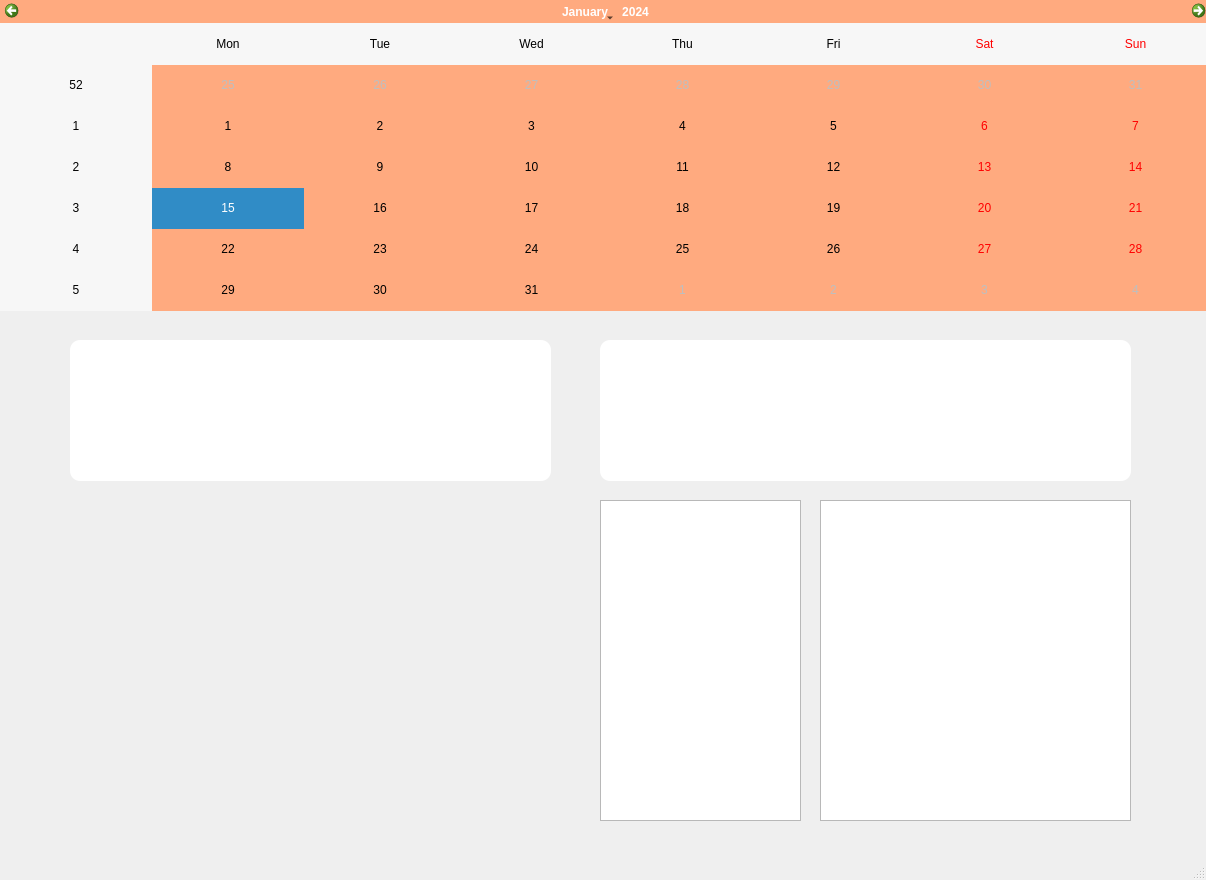
First picture: the form in mirror_project/mirror.ui, repository my0614/pyqt5, before the edit.
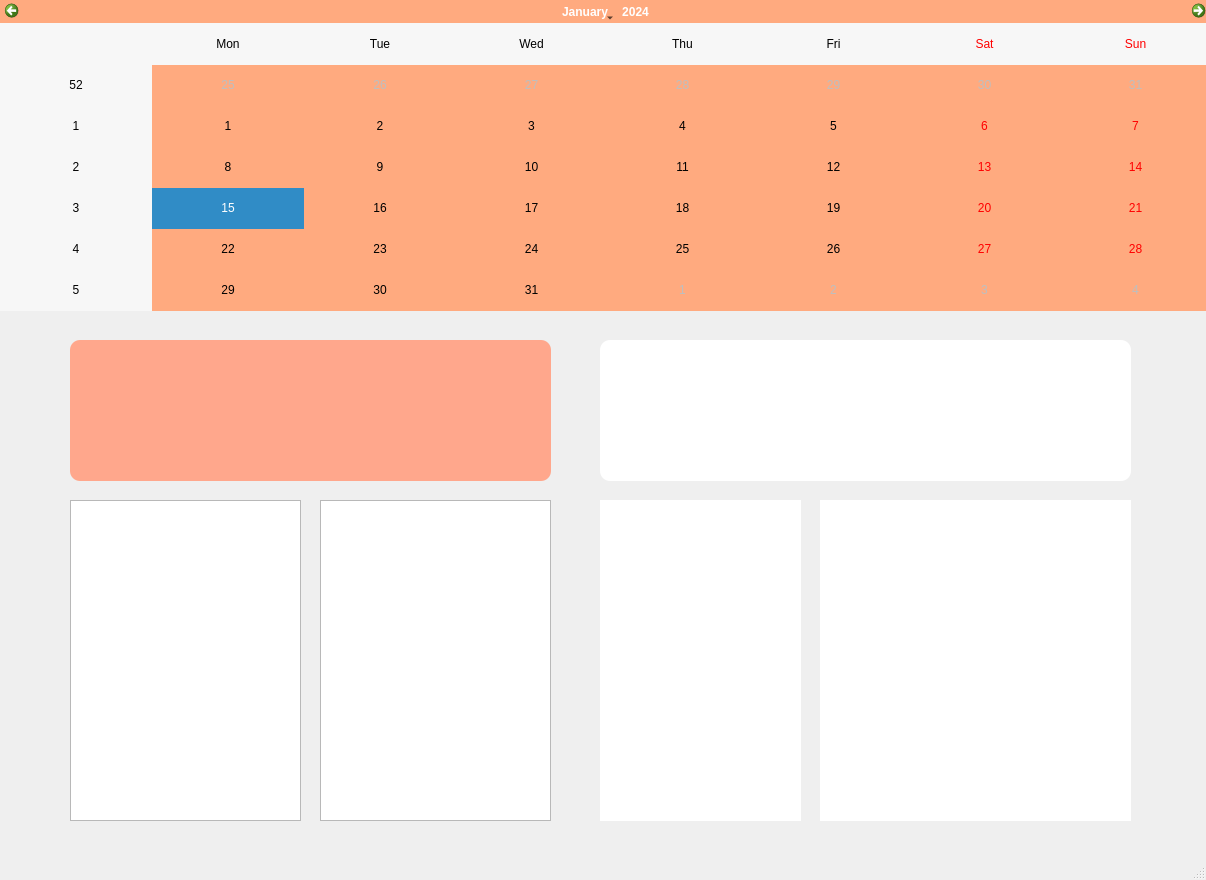
Second picture: the form after the edit.

Commit message: ADD :  myinfo and design modify

What changed in the file:
```diff
--- a/mirror_project/mirror.ui
+++ b/mirror_project/mirror.ui
@@ -46,7 +46,7 @@
      </font>
     </property>
     <property name="styleSheet">
-     <string notr="true">background-color : rgb(255, 255, 255);
+     <string notr="true">background-color : rgb(255, 167, 140);
 font: 75 9pt &quot;Agency FB&quot;;
 border-top-right-radius : 10px;
 border-top-left-radius : 10px;</string>
@@ -77,7 +77,7 @@
      </font>
     </property>
     <property name="styleSheet">
-     <string notr="true">background-color : rgb(255, 255, 255);
+     <string notr="true">background-color : rgb(255, 167, 140);
 font: 75 9pt &quot;Agency FB&quot;;
 border-bottom-right-radius : 10px;
 border-bottom-left-radius : 10px;</string>
@@ -119,7 +119,34 @@
      <set>Qt::AlignCenter</set>
     </property>
    </widget>
-   <widget class="QTextBrowser" name="news">
+   <widget class="QTextBrowser" name="diner_moring">
+    <property name="geometry">
+     <rect>
+      <x>320</x>
+      <y>500</y>
+      <width>231</width>
+      <height>321</height>
+     </rect>
+    </property>
+    <property name="styleSheet">
+     <string notr="true">barder: none;</string>
+    </property>
+   </widget>
+   <widget class="QTextEdit" name="sports">
+    <property name="geometry">
+     <rect>
+      <x>600</x>
+      <y>500</y>
+      <width>201</width>
+      <height>321</height>
+     </rect>
+    </property>
+    <property name="styleSheet">
+     <string notr="true">border-radius : 15px;
+font: 9pt &quot;Agency FB&quot;;</string>
+    </property>
+   </widget>
+   <widget class="QTextEdit" name="topic">
     <property name="geometry">
      <rect>
       <x>820</x>
@@ -129,15 +156,16 @@
      </rect>
     </property>
     <property name="styleSheet">
-     <string notr="true">barder-radius: 15px;</string>
+     <string notr="true">border-radius : 15px;
+font: 9pt &quot;Agency FB&quot;;</string>
     </property>
    </widget>
    <widget class="QTextBrowser" name="baseball">
     <property name="geometry">
      <rect>
-      <x>600</x>
+      <x>70</x>
       <y>500</y>
-      <width>201</width>
+      <width>231</width>
       <height>321</height>
      </rect>
     </property>
```
Left out of the diff: 5 changed lines with no effect on the pictures. The commit also changes 1 other file.
